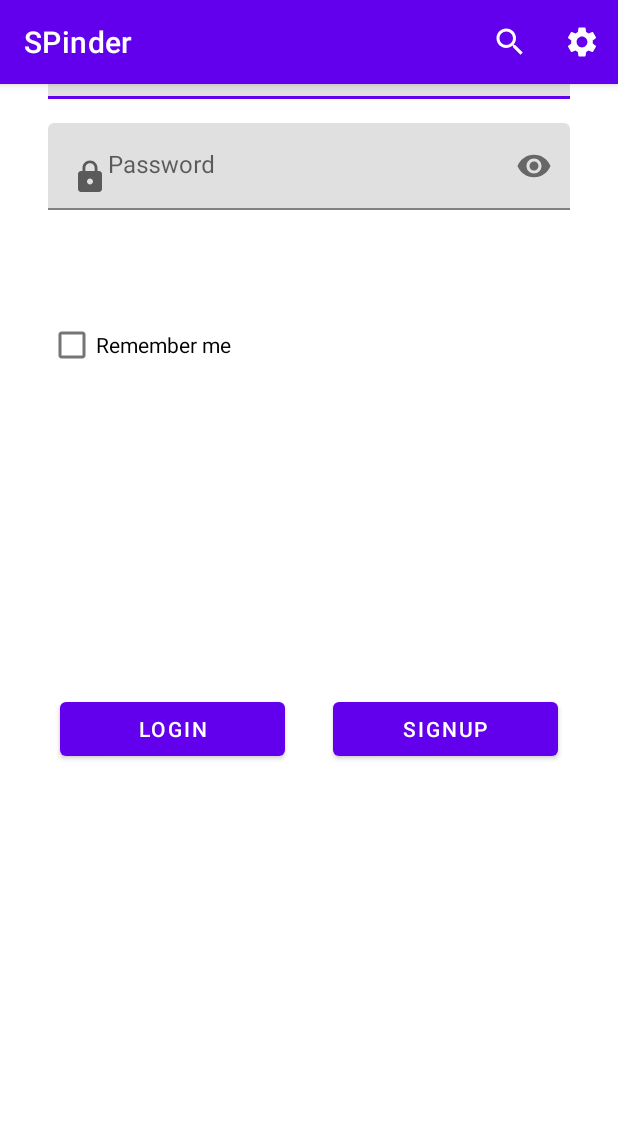
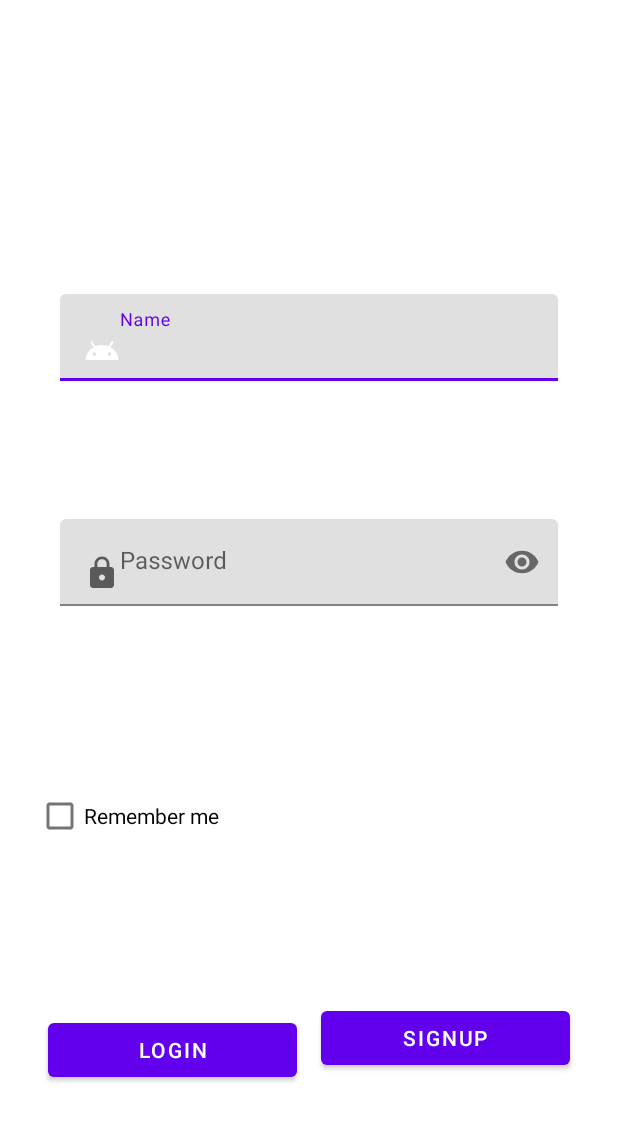
Before and after one commit to saribricka/SPinder, an Android app: the LoginActivity screen opened directly, with no data from a screen before it, on a phone screen of 412 x 824 dp. Shown: the top 1121 px of the screen. Run offline under Robolectric (Android 15) with nearby library versions, the phone set to English and light mode, and no system bars; our stand-ins replace Volley.

Commit message:
login layout almost done (one button isn't alligned)

```diff
--- a/app/src/main/java/com/example/progetto/LoginActivity.java
+++ b/app/src/main/java/com/example/progetto/LoginActivity.java
@@ -144,7 +144,7 @@ public class LoginActivity<UserLoginTask> extends AppCompatActivity {
     public View onCreateView(
             @NonNull LayoutInflater inflater, ViewGroup container, Bundle savedInstanceState) {
         //Inflate the layout for this fragment
-        return inflater.inflate(R.layout.activity_login_studio, container, false);
+        return inflater.inflate(R.layout.log_in, container, false);
     }
 
 
--- a/app/src/main/java/com/example/progetto/MainActivity.java
+++ b/app/src/main/java/com/example/progetto/MainActivity.java
@@ -3,18 +3,14 @@ package com.example.progetto;
 import android.content.Intent;
 import android.graphics.Bitmap;
 import android.os.Bundle;
-import android.text.Layout;
 import android.view.Menu;
 import android.view.MenuItem;
-import android.widget.TextView;
 
 import androidx.annotation.NonNull;
 import androidx.appcompat.app.AppCompatActivity;
-import androidx.constraintlayout.widget.ConstraintLayout;
 import androidx.lifecycle.ViewModelProvider;
 
 import com.example.progetto.ViewModel.AddViewModel;
-import com.example.progetto.ui.login.LoginActivityStudio;
 
 import static com.example.progetto.Utilities.REQUEST_IMAGE_CAPTURE;
 
@@ -31,7 +27,7 @@ public class MainActivity extends AppCompatActivity {
 
         //if there was no configuration change, create the fragment
         if (savedInstanceState == null) {
-            setContentView(R.layout.activity_login_studio);
+            setContentView(R.layout.log_in);
 
         } else {
             setContentView(R.layout.activity_main);
--- a/app/src/main/java/com/example/progetto/ui/login/LoginActivityStudio.java
+++ b/app/src/main/java/com/example/progetto/ui/login/LoginActivityStudio.java
@@ -2,7 +2,6 @@ package com.example.progetto.ui.login;
 
 import android.app.Activity;
 
-import androidx.annotation.NonNull;
 import androidx.lifecycle.Observer;
 import androidx.lifecycle.ViewModelProvider;
 
@@ -16,7 +15,6 @@ import android.text.Editable;
 import android.text.TextWatcher;
 import android.view.KeyEvent;
 import android.view.View;
-import android.view.ViewGroup;
 import android.view.inputmethod.EditorInfo;
 import android.widget.Button;
 import android.widget.EditText;
@@ -25,8 +23,6 @@ import android.widget.TextView;
 import android.widget.Toast;
 
 import com.example.progetto.R;
-import com.example.progetto.ui.login.LoginViewModel;
-import com.example.progetto.ui.login.LoginViewModelFactory;
 
 public class LoginActivityStudio extends AppCompatActivity {
 
@@ -35,13 +31,14 @@ public class LoginActivityStudio extends AppCompatActivity {
     @Override
     public void onCreate(Bundle savedInstanceState) {
         super.onCreate(savedInstanceState);
-        setContentView(R.layout.activity_login_studio);
+        setContentView(R.layout.log_in);
         loginViewModel = new ViewModelProvider(this, new LoginViewModelFactory())
                 .get(LoginViewModel.class);
 
         final EditText usernameEditText = findViewById(R.id.username);
         final EditText passwordEditText = findViewById(R.id.password);
         final Button loginButton = findViewById(R.id.login);
+        final Button signupButton = findViewById(R.id.signUp);
         final ProgressBar loadingProgressBar = findViewById(R.id.loading);
 
         loginViewModel.getLoginFormState().observe(this, new Observer<LoginFormState>() {
--- /dev/null
+++ b/app/src/main/res/drawable/ic_logo.xml
@@ -0,0 +1,10 @@
+<vector xmlns:android="http://schemas.android.com/apk/res/android"
+    android:width="71dp"
+    android:height="23dp"
+    android:viewportWidth="71"
+    android:viewportHeight="23">
+  <path
+      android:pathData="M0,11.5l0,11.5 35.5,-0 35.5,-0 0,-11.5 0,-11.5 -35.5,-0 -35.5,-0 0,11.5zM17.7,7.6c-0.3,0.3 -1.2,0.4 -1.9,0.1 -0.8,-0.3 -0.5,-0.6 0.6,-0.6 1.1,-0.1 1.7,0.2 1.3,0.5zM27,12.4c0,1.9 0.6,3.7 1.3,3.9 0.6,0.3 -0.1,0.5 -1.8,0.5 -1.6,-0 -2.4,-0.2 -1.7,-0.5 0.6,-0.2 1.2,-1.7 1.2,-3.3 0,-1.6 -0.6,-3.1 -1.2,-3.3 -0.8,-0.3 -0.6,-0.6 0.5,-0.6 1.3,-0.1 1.7,0.7 1.7,3.3zM61.7,12.2c-0.3,0.8 -0.6,0.5 -0.6,-0.6 -0.1,-1.1 0.2,-1.7 0.5,-1.3 0.3,0.3 0.4,1.2 0.1,1.9zM18.3,12.7c-0.7,0.2 -1.9,0.2 -2.5,-0 -0.7,-0.3 -0.2,-0.5 1.2,-0.5 1.4,-0 1.9,0.2 1.3,0.5zM57,12.4c0,0.2 -1.6,0.6 -3.5,0.8 -1.9,0.2 -3.5,-0 -3.5,-0.4 0,-0.4 1.6,-0.8 3.5,-0.8 1.9,-0 3.5,0.2 3.5,0.4z"
+      android:fillColor="#000000"
+      android:strokeColor="#00000000"/>
+</vector>
--- a/app/src/main/res/layout/activity_login_studio.xml
+++ b/app/src/main/res/layout/activity_login_studio.xml
@@ -2,14 +2,12 @@
 <androidx.constraintlayout.widget.ConstraintLayout xmlns:android="http://schemas.android.com/apk/res/android"
     xmlns:app="http://schemas.android.com/apk/res-auto"
     xmlns:tools="http://schemas.android.com/tools"
-    android:id="@+id/loginContainer"
     android:layout_width="match_parent"
     android:layout_height="match_parent"
     android:paddingLeft="@dimen/activity_horizontal_margin"
     android:paddingTop="@dimen/activity_vertical_margin"
     android:paddingRight="@dimen/activity_horizontal_margin"
-    android:paddingBottom="@dimen/activity_vertical_margin"
-    tools:context=".ui.login.LoginActivityStudio">
+    android:paddingBottom="@dimen/activity_vertical_margin">
 
     <EditText
         android:id="@+id/username"
--- a/app/src/main/res/layout/log_in.xml
+++ b/app/src/main/res/layout/log_in.xml
@@ -3,27 +3,17 @@
     xmlns:android="http://schemas.android.com/apk/res/android"
     xmlns:app="http://schemas.android.com/apk/res-auto"
     xmlns:tools="http://schemas.android.com/tools"
+    android:id="@+id/loginContainer"
     android:layout_width="match_parent"
     android:layout_height="match_parent"
     android:gravity="center"
     android:orientation="vertical"
-    app:layout_constraintBottom_toBottomOf="parent"
-    app:layout_constraintEnd_toEndOf="parent"
-    app:layout_constraintStart_toStartOf="parent"
-    app:layout_constraintTop_toBottomOf="parent">
+    android:paddingLeft="8dp"
+    android:paddingTop="8dp"
+    android:paddingRight="8dp"
+    android:paddingBottom="8dp"
+    tools:context=".ui.login.LoginActivityStudio">
 
-    <include layout="@layout/topbar"/>
-
-    <androidx.constraintlayout.widget.ConstraintLayout
-        android:id="@+id/Constraint2"
-        android:layout_width="match_parent"
-        android:layout_height="wrap_content"
-        android:layout_marginTop="32dp"
-        android:gravity="center_vertical"
-        android:orientation="vertical"
-        app:layout_constraintTop_toBottomOf="@layout/topbar"
-        app:layout_constraintEnd_toEndOf="parent"
-        app:layout_constraintStart_toEndOf="parent">
 
 <com.google.android.material.textfield.TextInputLayout
         android:id="@+id/txtInLayoutUsername"
@@ -31,10 +21,11 @@
         android:layout_height="wrap_content"
         android:layout_marginStart="32dp"
         android:layout_marginLeft="32dp"
-            android:layout_marginTop="8dp"
+        android:layout_marginTop="96dp"
         android:layout_marginEnd="32dp"
         android:layout_marginRight="32dp"
-            android:layout_marginBottom="8dp"
+        android:layout_marginBottom="0dp"
+        app:layout_constraintHeight_percent="90"
         app:layout_constraintBottom_toTopOf="@id/txtInLayoutPassword"
         app:layout_constraintEnd_toEndOf="parent"
         app:layout_constraintHorizontal_bias="0.5"
@@ -51,20 +42,20 @@
             android:inputType="text" />
     </com.google.android.material.textfield.TextInputLayout>
 
-
     <com.google.android.material.textfield.TextInputLayout
         android:id="@+id/txtInLayoutPassword"
         android:layout_width="0dp"
         android:layout_height="wrap_content"
         android:layout_marginStart="32dp"
         android:layout_marginLeft="32dp"
-            android:layout_marginTop="8dp"
+        android:layout_marginTop="0dp"
         android:layout_marginEnd="32dp"
         android:layout_marginRight="32dp"
         android:layout_marginBottom="8.0dip"
-            app:layout_constraintBottom_toBottomOf="parent"
+        app:layout_constraintHeight_percent=".5"
         app:layout_constraintEnd_toEndOf="parent"
         app:layout_constraintStart_toStartOf="parent"
+        app:layout_constraintBottom_toTopOf="@id/remember_me"
         app:layout_constraintTop_toBottomOf="@+id/txtInLayoutUsername"
         app:passwordToggleEnabled="true">
 
@@ -79,84 +70,57 @@
 
     </com.google.android.material.textfield.TextInputLayout>
 
-    </androidx.constraintlayout.widget.ConstraintLayout>
-
-    <androidx.constraintlayout.widget.ConstraintLayout
-        android:id="@+id/Constraint3"
-        android:layout_width="0dp"
-        android:layout_height="wrap_content"
-        android:layout_marginEnd="32dp"
-        android:layout_marginLeft="32dp"
-        android:layout_marginRight="32dp"
-        android:layout_marginStart="32dp"
-        android:gravity="center_vertical"
-        app:layout_constraintBottom_toBottomOf="@id/Constraint2"
-        app:layout_constraintEnd_toEndOf="parent"
-        app:layout_constraintStart_toStartOf="parent"
-        app:layout_constraintTop_toTopOf="@id/Constraint4"
-        app:layout_constraintVertical_bias="0.7">
 
     <CheckBox
         android:id="@+id/remember_me"
         android:text="@string/remember_me"
         android:layout_width="match_parent"
         android:layout_height="wrap_content"
-            app:layout_constraintBottom_toBottomOf="parent"
+        android:layout_margin="16dp"
+        android:layout_marginLeft="32dp"
+        app:layout_constraintTop_toBottomOf="@id/txtInLayoutPassword"
         app:layout_constraintEnd_toEndOf="parent"
         app:layout_constraintStart_toStartOf="parent"
-            app:layout_constraintTop_toTopOf="parent" />
-
-    </androidx.constraintlayout.widget.ConstraintLayout>
-
-    <androidx.constraintlayout.widget.ConstraintLayout
-        xmlns:app="http://schemas.android.com/apk/res-auto"
-        android:id="@+id/Constraint4"
-        android:layout_width="0dp"
-        android:layout_height="wrap_content"
-        android:layout_marginEnd="32dp"
-        android:layout_marginLeft="32dp"
-        android:layout_marginRight="32dp"
-        android:layout_marginStart="32dp"
-        android:gravity="center_vertical"
-        android:orientation="horizontal"
-        app:layout_constraintBottom_toBottomOf="parent"
-        app:layout_constraintEnd_toEndOf="parent"
-        app:layout_constraintHorizontal_bias="0.5"
-        app:layout_constraintStart_toStartOf="parent"
-        app:layout_constraintTop_toBottomOf="@id/Constraint2">
+        app:layout_constraintBottom_toTopOf="@id/login" />
 
     <Button
         android:id="@+id/login"
         android:layout_width="0dp"
         android:layout_height="wrap_content"
-            android:layout_marginBottom="8.0dip"
-            android:layout_marginEnd="16dp"
-            android:layout_marginLeft="8dp"
-            android:layout_marginRight="16dp"
-            android:layout_marginStart="8dp"
-            android:layout_marginTop="8.0dip"
+        android:layout_marginStart="8.0dip"
+        android:layout_marginEnd="8dp"
         android:layout_weight="1.0"
         android:text="@string/login"
         app:layout_constraintBottom_toBottomOf="parent"
         app:layout_constraintEnd_toStartOf="@id/signUp"
-            app:layout_constraintStart_toStartOf="parent"
-            app:layout_constraintTop_toTopOf="parent" />
+        app:layout_constraintStart_toStartOf="@id/remember_me"
+        app:layout_constraintTop_toBottomOf="@id/remember_me"/>
 
     <Button
         android:id="@+id/signUp"
         android:layout_width="0dp"
         android:layout_height="wrap_content"
-            android:layout_marginBottom="8.0dip"
+        android:layout_marginStart="8dp"
         android:layout_marginEnd="8.0dip"
-            android:layout_marginLeft="16dp"
-            android:layout_marginStart="16dp"
-            android:layout_marginTop="8.0dip"
         android:layout_weight="1.0"
         android:text="@string/signup"
         app:layout_constraintBottom_toBottomOf="parent"
-            app:layout_constraintEnd_toEndOf="parent"
         app:layout_constraintStart_toEndOf="@id/login"
-            app:layout_constraintTop_toTopOf="parent" />
-    </androidx.constraintlayout.widget.ConstraintLayout>
+        app:layout_constraintEnd_toEndOf="@id/remember_me"
+        app:layout_constraintTop_toBottomOf="@id/remember_me" />
+
+    <ProgressBar
+        android:id="@+id/loading"
+        android:layout_width="wrap_content"
+        android:layout_height="wrap_content"
+        android:layout_gravity="center"
+        android:layout_marginStart="32dp"
+        android:layout_marginTop="64dp"
+        android:layout_marginEnd="32dp"
+        android:visibility="gone"
+        app:layout_constraintBottom_toBottomOf="parent"
+        app:layout_constraintEnd_toEndOf="@id/remember_me"
+        app:layout_constraintStart_toStartOf="@id/remember_me"
+        app:layout_constraintTop_toBottomOf="@id/signUp" />
 
 </androidx.constraintlayout.widget.ConstraintLayout>
--- a/app/src/main/res/layout/logo.xml
+++ b/app/src/main/res/layout/logo.xml
@@ -4,11 +4,7 @@
     xmlns:app="http://schemas.android.com/apk/res-auto"
     android:layout_height="match_parent"
     android:gravity="center"
-    android:orientation="vertical"
-    app:layout_constraintBottom_toTopOf="@id/Constraint2"
-    app:layout_constraintEnd_toEndOf="parent"
-    app:layout_constraintStart_toStartOf="parent"
-    app:layout_constraintTop_toTopOf="parent">
+    android:orientation="vertical">
 
     <ImageView
         android:id="@+id/logo"
@@ -17,7 +13,7 @@
         android:layout_marginEnd="8.0dip"
         android:layout_marginStart="8.0dip"
         android:contentDescription="@string/logo"
-        android:src="@drawable/ic_baseline_star_24"
+        android:src="@drawable/ic_logo"
         app:layout_constraintBottom_toBottomOf="parent"
         app:layout_constraintEnd_toEndOf="parent"
         app:layout_constraintStart_toStartOf="parent"
```
Also changed, not shown: 2 other files. Lines whose indentation alone changed are shown as unchanged.
